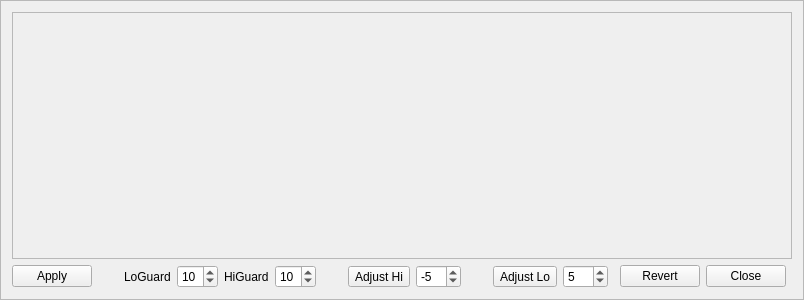
Qt form FlightController/ThresholdEditor.ui (dmaone/CommonSense) before a commit.
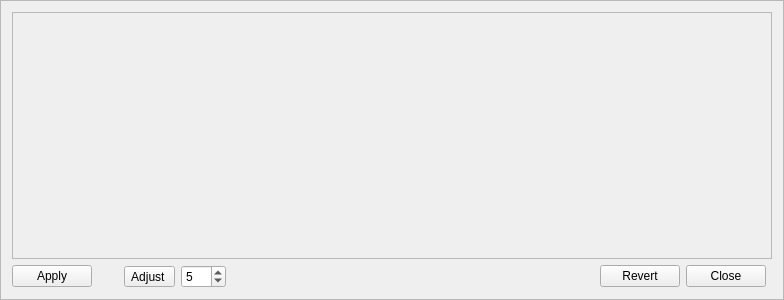
The same form after that commit.

Commit message: Simpler thresholds - both Fw and FC

The edit to the form file:
```diff
--- a/FlightController/ThresholdEditor.ui
+++ b/FlightController/ThresholdEditor.ui
@@ -6,7 +6,7 @@
    <rect>
     <x>0</x>
     <y>0</y>
-    <width>722</width>
+    <width>784</width>
     <height>300</height>
    </rect>
   </property>
@@ -20,7 +20,7 @@
    <enum>QFrame::Raised</enum>
   </property>
   <layout class="QGridLayout" name="gridLayout_2">
-   <item row="0" column="0" colspan="16">
+   <item row="0" column="0" colspan="8">
     <widget class="QFrame" name="Dashboard">
      <property name="frameShape">
       <enum>QFrame::StyledPanel</enum>
@@ -30,6 +30,19 @@
      </property>
     </widget>
    </item>
+   <item row="1" column="4">
+    <spacer name="horizontalSpacer">
+     <property name="orientation">
+      <enum>Qt::Horizontal</enum>
+     </property>
+     <property name="sizeHint" stdset="0">
+      <size>
+       <width>40</width>
+       <height>20</height>
+      </size>
+     </property>
+    </spacer>
+   </item>
    <item row="1" column="0">
     <widget class="QPushButton" name="applyButton">
      <property name="text">
@@ -37,49 +50,6 @@
      </property>
     </widget>
    </item>
-   <item row="1" column="2">
-    <widget class="QLabel" name="label">
-     <property name="text">
-      <string>LoGuard</string>
-     </property>
-    </widget>
-   </item>
-   <item row="1" column="6">
-    <spacer name="horizontalSpacer_4">
-     <property name="orientation">
-      <enum>Qt::Horizontal</enum>
-     </property>
-     <property name="sizeType">
-      <enum>QSizePolicy::Fixed</enum>
-     </property>
-     <property name="sizeHint" stdset="0">
-      <size>
-       <width>20</width>
-       <height>20</height>
-      </size>
-     </property>
-    </spacer>
-   </item>
-   <item row="1" column="12">
-    <spacer name="horizontalSpacer">
-     <property name="orientation">
-      <enum>Qt::Horizontal</enum>
-     </property>
-     <property name="sizeHint" stdset="0">
-      <size>
-       <width>40</width>
-       <height>20</height>
-      </size>
-     </property>
-    </spacer>
-   </item>
-   <item row="1" column="3">
-    <widget class="QSpinBox" name="loGuardSpinbox">
-     <property name="value">
-      <number>10</number>
-     </property>
-    </widget>
-   </item>
    <item row="1" column="1">
     <spacer name="horizontalSpacer_2">
      <property name="orientation">
@@ -96,8 +66,8 @@
      </property>
     </spacer>
    </item>
-   <item row="1" column="11">
-    <widget class="QSpinBox" name="loStepSpinbox">
+   <item row="1" column="3">
+    <widget class="QSpinBox" name="adjustSpinbox">
      <property name="minimum">
       <number>-20</number>
      </property>
@@ -109,80 +79,27 @@
      </property>
     </widget>
    </item>
-   <item row="1" column="7">
-    <widget class="QToolButton" name="hiPlusButton">
-     <property name="text">
-      <string>Adjust Hi</string>
-     </property>
-    </widget>
-   </item>
-   <item row="1" column="9">
-    <spacer name="horizontalSpacer_3">
-     <property name="orientation">
-      <enum>Qt::Horizontal</enum>
-     </property>
-     <property name="sizeType">
-      <enum>QSizePolicy::Fixed</enum>
-     </property>
-     <property name="sizeHint" stdset="0">
-      <size>
-       <width>20</width>
-       <height>20</height>
-      </size>
-     </property>
-    </spacer>
-   </item>
-   <item row="1" column="8">
-    <widget class="QSpinBox" name="hiStepSpinbox">
-     <property name="minimum">
-      <number>-20</number>
-     </property>
-     <property name="maximum">
-      <number>20</number>
-     </property>
-     <property name="value">
-      <number>-5</number>
-     </property>
-    </widget>
-   </item>
-   <item row="1" column="10">
-    <widget class="QToolButton" name="loPlusButton">
-     <property name="text">
-      <string>Adjust Lo</string>
-     </property>
-    </widget>
-   </item>
-   <item row="1" column="4">
-    <widget class="QLabel" name="label_2">
-     <property name="text">
-      <string>HiGuard</string>
-     </property>
-    </widget>
-   </item>
    <item row="1" column="5">
-    <widget class="QSpinBox" name="hiGuardSpinbox">
-     <property name="value">
-      <number>10</number>
-     </property>
-     <property name="displayIntegerBase">
-      <number>10</number>
-     </property>
-    </widget>
-   </item>
-   <item row="1" column="14">
-    <widget class="QPushButton" name="closeButton">
-     <property name="text">
-      <string>Close</string>
-     </property>
-    </widget>
-   </item>
-   <item row="1" column="13">
     <widget class="QPushButton" name="revertButton">
      <property name="text">
       <string>Revert</string>
      </property>
     </widget>
    </item>
+   <item row="1" column="6">
+    <widget class="QPushButton" name="closeButton">
+     <property name="text">
+      <string>Close</string>
+     </property>
+    </widget>
+   </item>
+   <item row="1" column="2">
+    <widget class="QToolButton" name="adjustButton">
+     <property name="text">
+      <string>Adjust </string>
+     </property>
+    </widget>
+   </item>
   </layout>
  </widget>
  <resources/>
```
The commit also changes 38 other files.
